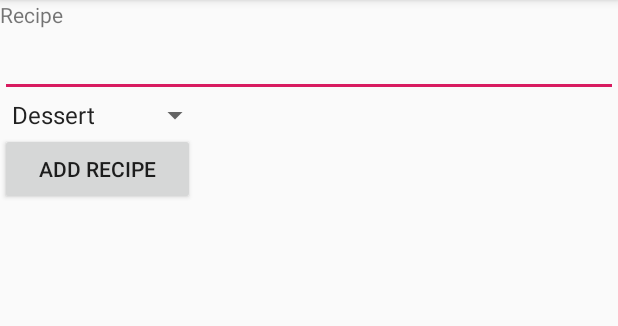
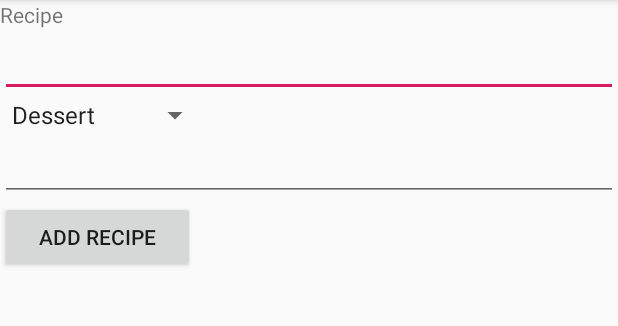
Before and after one commit to stijnhhh/cookbook, an Android app: the fragment addRecipeFragment shown on its own in the app's theme, after a tap on "ADD RECIPE", on a phone screen of 412 x 824 dp, the part 84-410 px from its top. Run offline under Robolectric (Android 15) with nearby library versions, the phone set to English and light mode, and no system bars.

Commit message:
Write recipe with category and instructions

```diff
--- a/app/src/main/java/be/thomasmore/cookbook/ui/addRecipe/addRecipeFragment.java
+++ b/app/src/main/java/be/thomasmore/cookbook/ui/addRecipe/addRecipeFragment.java
@@ -62,8 +62,18 @@ public class addRecipeFragment extends Fragment {
         EditText editName = (EditText) root.findViewById(R.id.editRecipe);
         String name = editName.getText().toString();
 
+        Spinner mySpinner = (Spinner) root.findViewById(R.id.categoryspinner);
+        String category = mySpinner.getSelectedItem().toString();
+
+        EditText editInstructions = (EditText) root.findViewById(R.id.editInstructions);
+        String instructions = editName.getText().toString();
+
+        Category cat = db.getCategory(category);
+
         Recipe recipe = new Recipe();
         recipe.setName(name);
+        recipe.setCategoryId(cat.getCategoryId());
+        recipe.setInstructions(instructions);
 
         db.insertRecipe(recipe);
         Toast.makeText(getActivity(),db.getRecipes() + "",Toast.LENGTH_SHORT).show();
--- a/app/src/main/java/be/thomasmore/cookbook/ui/helpers/DatabaseHelper.java
+++ b/app/src/main/java/be/thomasmore/cookbook/ui/helpers/DatabaseHelper.java
@@ -5,12 +5,14 @@ import android.content.Context;
 import android.database.Cursor;
 import android.database.sqlite.SQLiteDatabase;
 import android.database.sqlite.SQLiteOpenHelper;
+import android.util.Log;
 
 import java.util.ArrayList;
 import java.util.List;
 
 import be.thomasmore.cookbook.ui.models.Category;
 import be.thomasmore.cookbook.ui.models.Recipe;
+
 
 public class DatabaseHelper extends SQLiteOpenHelper {
 
@@ -124,12 +126,39 @@ public class DatabaseHelper extends SQLiteOpenHelper {
 
         ContentValues values = new ContentValues();
         values.put("name", recipe.getName());
-        values.put("categoryId", 1);
+        values.put("categoryId", recipe.getCategoryId());
+        values.put("instructions", recipe.getInstructions());
+        values.put("picture", "");
 
+        Log.i("findid", values + " is the rec");
         long id = db.insert("recipe", null, values);
 
         db.close();
         return id;
+    }
+
+    public Category getCategory(String name) {
+        SQLiteDatabase db = this.getReadableDatabase();
+
+        Cursor cursor = db.query(
+                "category",      // tabelnaam
+                new String[] { "categoryId", "name"}, // kolommen
+                "name = ?",  // selectie
+                new String[] { String.valueOf(name) }, // selectieparameters
+                null,           // groupby
+                null,           // having
+                null,           // sorting
+                null);          // ??
+
+        Category category = new Category();
+
+        if (cursor.moveToFirst()) {
+            category = new Category(cursor.getLong(0),
+                    cursor.getString(1));
+        }
+        cursor.close();
+        db.close();
+        return category;
     }
 
     public List<Recipe> getRecipes() {
--- a/app/src/main/res/layout/fragment_add_recipe.xml
+++ b/app/src/main/res/layout/fragment_add_recipe.xml
@@ -28,6 +28,13 @@
             android:layout_height="wrap_content"
             android:id="@+id/categoryspinner"/>
 
+        <EditText
+            android:id="@+id/editInstructions"
+            android:layout_width="fill_parent"
+            android:layout_height="wrap_content"
+            android:inputType="text"
+            />
+
         <Button
             android:id="@+id/buttonAdd"
             android:layout_width="130dp"
```
